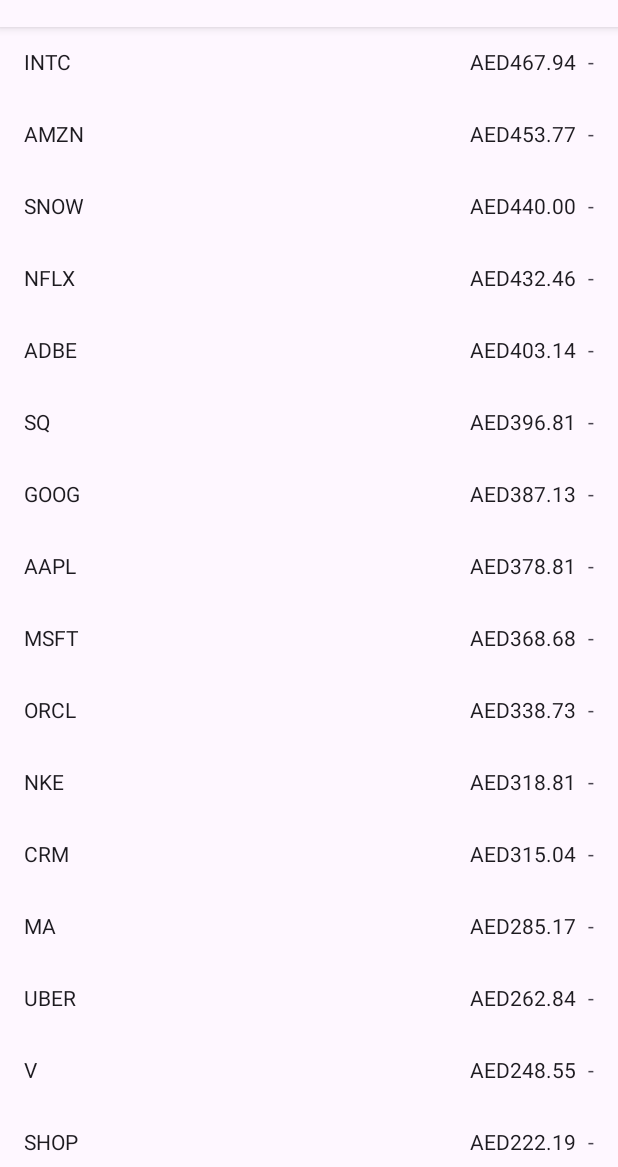
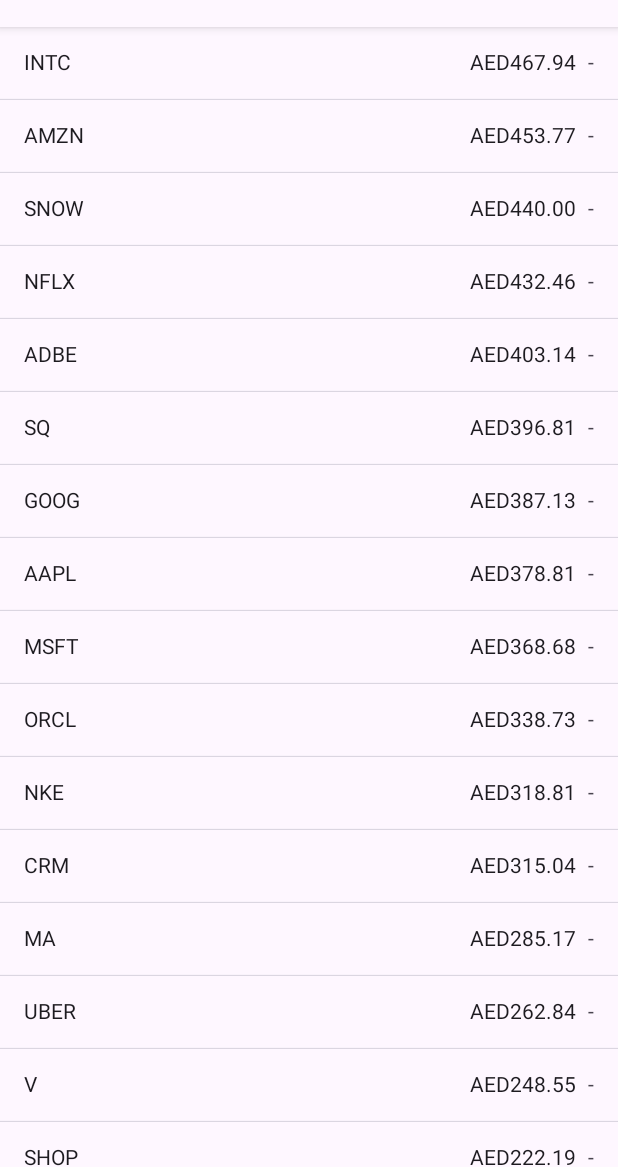
Before and after one commit to RahulSDeshpande/mb-stock-tracker-android, an Android app built with Jetpack Compose: the screen it shows after launch (MainActivity), on a phone screen of 412 x 824 dp, the part 69-1236 px from its top. Run offline under Robolectric (Android 15) with nearby library versions, the phone set to English and light mode, and no system bars; our stand-ins replace Dagger/Hilt's generated code.

Commit message:
fix: :lipstick: Add divider to StockRow

```diff
--- a/app/src/main/java/com/rahul/stocker/data/repository/StocksPriceRepositoryImpl.kt
+++ b/app/src/main/java/com/rahul/stocker/data/repository/StocksPriceRepositoryImpl.kt
@@ -47,7 +47,7 @@
 
         private var senderJob: Job? = null
 
-        private val refreshIntervalSeconds = MutableStateFlow(2)
+        private val refreshIntervalSeconds = MutableStateFlow(1)
 
         init {
             coroutineScope.launch {
--- a/app/src/main/java/com/rahul/stocker/ui/stocks/StocksScreen.kt
+++ b/app/src/main/java/com/rahul/stocker/ui/stocks/StocksScreen.kt
@@ -5,6 +5,7 @@
 import androidx.compose.foundation.lazy.LazyColumn
 import androidx.compose.foundation.lazy.items
 import androidx.compose.material3.ExperimentalMaterial3Api
+import androidx.compose.material3.HorizontalDivider
 import androidx.compose.material3.MaterialTheme
 import androidx.compose.material3.Scaffold
 import androidx.compose.material3.Text
@@ -65,6 +66,7 @@
         ) {
             items(items = viewState.stocks) { stock ->
                 StockRow(stock = stock)
+                HorizontalDivider(thickness = 0.5.dp)
             }
         }
     }
```
